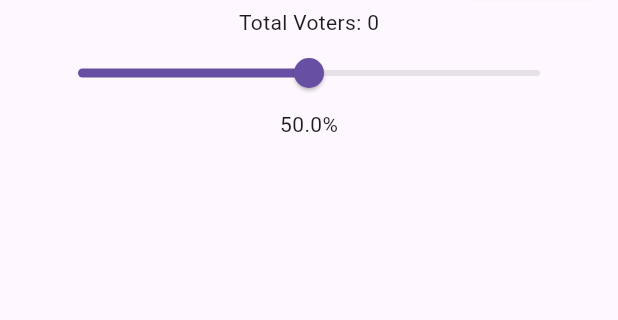
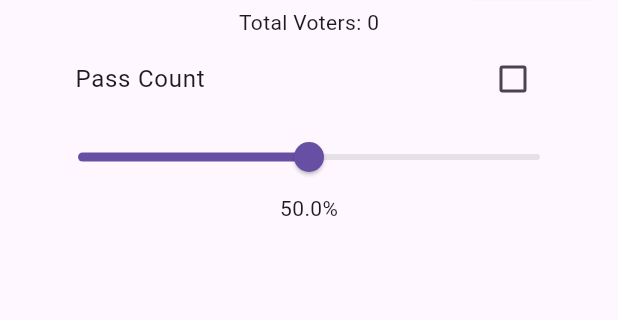
Before and after one commit to fahadyousafxi/Voting_App, a Flutter app: the screen it shows after launch, after a tap on the "settings" icon, on a phone screen of 412 x 824 dp, the part 77-397 px from its top. Run offline on Flutter 3.47's test engine with Material 3 defaults, Android fonts, the light colour scheme and no system bars; our stand-ins replace cloud_firestore, firebase_core, firebase_database, get; accounts and stored records are empty.

Commit message:
pass count and percentage with realtime database

```diff
--- /dev/null
+++ b/lib/controllers/pass_rate_controller.dart
@@ -0,0 +1,35 @@
+import 'dart:developer';
+
+import 'package:circles_yes_no/controllers/user_controller.dart';
+import 'package:firebase_database/firebase_database.dart';
+import 'package:get/get.dart';
+
+class PassRateController {
+  final DatabaseReference databaseReference = FirebaseDatabase.instance.ref();
+  final UserController _userController = Get.put(UserController());
+
+  listenPercentageValue() {
+    databaseReference.child('percentage').onValue.listen((event) {
+      log('Data: ${event.snapshot.value}');
+      if (event.snapshot.value != null) {
+        _userController.sliderPercentage.value = event.snapshot.value as double;
+      }
+    });
+  }
+
+  updatePercentageValue(double percentage) {
+    databaseReference.child('percentage').set(percentage);
+  }
+
+  double customRound(double value) {
+    double decimalPart = value - value.floor();
+
+    if (decimalPart >= 0.1 && decimalPart <= 0.4) {
+      return value.floor() + 0.5;
+    } else if (decimalPart >= 0.6 && decimalPart <= 0.9) {
+      return value.floor() + 1.0;
+    } else {
+      return value.floorToDouble();
+    }
+  }
+}
--- a/lib/controllers/user_controller.dart
+++ b/lib/controllers/user_controller.dart
@@ -8,9 +8,12 @@ class UserController extends GetxController {
   RxDouble totalYesVotes = 0.0.obs;
   RxDouble totalNoVotes = 0.0.obs;
   RxBool votingIn = false.obs;
-  RxDouble sliderPercentage = 50.0.obs;
   RxDouble yesVotesPercentage = 0.0.obs;
   RxDouble noVotesPercentage = 0.0.obs;
+
+  RxDouble sliderPercentage = 50.0.obs;
+  RxDouble passRate = 0.0.obs;
+  RxBool showPassRate = false.obs;
 
   final fireStoreCollection = FirebaseFirestore.instance.collection('voting');
   @override
@@ -60,6 +63,20 @@ class UserController extends GetxController {
       } else {
         votingIn.value = false;
       }
+      passRate.value = customRound(sliderPercentage.value / 100 * total);
+    } else {
+      passRate.value = 0;
+    }
+  }
+
+  double customRound(double value) {
+    double decimalPart = value - value.floor();
+    if (decimalPart >= 0.01 && decimalPart <= 0.49) {
+      return value.floor() + 0.5;
+    } else if (decimalPart >= 0.51 && decimalPart <= 0.99) {
+      return value.floor() + 1.0;
+    } else {
+      return value;
     }
   }
 }
--- a/lib/view/settings_screen.dart
+++ b/lib/view/settings_screen.dart
@@ -1,6 +1,8 @@
 import 'package:circles_yes_no/controllers/user_controller.dart';
 import 'package:flutter/material.dart';
 import 'package:get/get.dart';
+
+import '../controllers/pass_rate_controller.dart';
 
 class SettingsScreen extends StatefulWidget {
   final UserController userController;
@@ -11,6 +13,8 @@ class SettingsScreen extends StatefulWidget {
 }
 
 class _SettingsScreenState extends State<SettingsScreen> {
+  final PassRateController _passRateController = Get.put(PassRateController());
+
   @override
   Widget build(BuildContext context) {
     return Scaffold(
@@ -30,16 +34,39 @@ class _SettingsScreenState extends State<SettingsScreen> {
           () => Column(
             children: [
               Text('Total Voters: ${widget.userController.users.length}'),
+              // Row(
+              //   mainAxisAlignment: MainAxisAlignment.center,
+              //   children: [
+              SizedBox(
+                //       width: 200,
+                child: CheckboxListTile(
+                  contentPadding: const EdgeInsets.symmetric(horizontal: 22),
+                  title: const Text('Pass Count'),
+                  subtitle: widget.userController.showPassRate.value
+                      ? Text(widget.userController.passRate.value.toString())
+                      : null,
+                  value: widget.userController.showPassRate.value,
+                  onChanged: (val) {
+                    widget.userController.showPassRate.value = val ?? true;
+                  },
+                ),
+              ),
+              //   ],
+              // ),
               Slider(
-                  value:
-                      widget.userController.sliderPercentage.value.toDouble(),
-                  min: 0.0,
-                  max: 100.0,
-                  onChanged: (val) {
-                    widget.userController.sliderPercentage.value =
-                        double.parse(val.toStringAsFixed(1));
-                    widget.userController.outOrIn();
-                  }),
+                value: widget.userController.sliderPercentage.value.toDouble(),
+                min: 0.0,
+                max: 100.0,
+                onChanged: (val) {
+                  widget.userController.sliderPercentage.value =
+                      double.parse(val.toStringAsFixed(0));
+                  widget.userController.outOrIn();
+                },
+                onChangeEnd: (val) {
+                  _passRateController.updatePercentageValue(
+                      double.parse(val.toStringAsFixed(0)));
+                },
+              ),
               Text("${widget.userController.sliderPercentage.value}%"),
               SizedBox(
                 child: ListView.builder(
@@ -50,7 +77,7 @@ class _SettingsScreenState extends State<SettingsScreen> {
                         '${widget.userController.users[index].name}: ${widget.userController.users[index].vote}');
                   },
                 ),
-              )
+              ),
             ],
           ),
         ),
--- a/lib/view/vote_screen.dart
+++ b/lib/view/vote_screen.dart
@@ -1,4 +1,7 @@
+import 'dart:developer';
+
 import 'package:circles_yes_no/config/colors.dart';
+import 'package:circles_yes_no/controllers/pass_rate_controller.dart';
 import 'package:circles_yes_no/view/settings_screen.dart';
 import 'package:flutter/material.dart';
 import 'package:get/get.dart';
@@ -14,6 +17,12 @@ class VoteScreen extends StatefulWidget {
 
 class _VoteScreenState extends State<VoteScreen> {
   final UserController _userController = Get.put(UserController());
+  final PassRateController _passRateController = Get.put(PassRateController());
+  @override
+  void initState() {
+    _passRateController.listenPercentageValue();
+    super.initState();
+  }
 
   @override
   Widget build(BuildContext context) {
@@ -42,47 +51,101 @@ class _VoteScreenState extends State<VoteScreen> {
                 ));
           },
           icon: const Icon(Icons.settings)),
-      body: Center(
-        child: SingleChildScrollView(
+      body: SingleChildScrollView(
         child: Obx(
           () => Column(
-              mainAxisAlignment: MainAxisAlignment.center,
+            mainAxisAlignment: MainAxisAlignment.start,
             children: [
-                Text(
+              Row(
+                mainAxisAlignment: MainAxisAlignment.spaceBetween,
+                crossAxisAlignment: CrossAxisAlignment.end,
+                children: [
+                  const SizedBox(width: 44),
+                  SizedBox(
+                    height: 40 + (Get.height / 10),
+                    child: Text(
                       _userController.users.isEmpty
-                      ? 'No Vote Yet'
+                          ? ''
                           : _userController.votingIn.value
                               ? 'IN'
                               : 'OUT',
+                      textAlign: TextAlign.end,
                       style: TextStyle(
                           fontFamily: 'Kamerik',
                           color: _userController.votingIn.value
                               ? AppColors.green
                               : AppColors.red,
-                      fontSize: 110,
+                          fontSize: 30 + (Get.height / 10),
                           fontWeight: FontWeight.bold),
                     ),
-                Row(
+                  ),
+                  Padding(
+                    padding: const EdgeInsets.only(right: 38.0),
+                    child: Center(
+                      child: Text(
+                        _userController.users.isEmpty
+                            ? ''
+                            : _userController.showPassRate.value
+                                ? _userController.passRate.value.toString()
+                                : '',
+                        textAlign: TextAlign.end,
+                        style: TextStyle(
+                            fontFamily: 'Kamerik',
+                            color: _userController.votingIn.value
+                                ? AppColors.green
+                                : AppColors.red,
+                            fontSize: 10 + (Get.height / 15),
+                            fontWeight: FontWeight.bold),
+                      ),
+                    ),
+                  ),
+                ],
+              ),
+              _userController.users.isEmpty
+                  ? Center(
+                      child: Text(
+                        'No Votes Yet',
+                        style: TextStyle(
+                            fontFamily: 'Kamerik',
+                            color: _userController.votingIn.value
+                                ? AppColors.green
+                                : AppColors.red,
+                            fontSize: 10 + (Get.height / 15),
+                            fontWeight: FontWeight.bold),
+                      ),
+                    )
+                  : Row(
                       mainAxisAlignment: MainAxisAlignment.spaceEvenly,
                       children: [
-                    const Spacer(),
-                    _buildVoteCircle(_userController.noVotesPercentage.value,
-                        _userController.totalNoVotes.value, AppColors.red,
+                        SizedBox(
+                          width: 20,
+                          height: Get.height - 200,
+                        ),
+                        Expanded(
+                          child: _buildVoteCircle(
+                              _userController.noVotesPercentage.value,
+                              _userController.totalNoVotes.value,
+                              AppColors.red,
                               noVote: false),
-                    const Spacer(),
-                    const Spacer(),
-                    const Spacer(),
-                    _buildVoteCircle(_userController.yesVotesPercentage.value,
-                        _userController.totalYesVotes.value, AppColors.green,
+                        ),
+                        Expanded(
+                          child: _buildVoteCircle(
+                              _userController.yesVotesPercentage.value,
+                              _userController.totalYesVotes.value,
+                              AppColors.green,
                               noVote: true),
-                    const Spacer(),
-                  ],
                         ),
                         const SizedBox(
-                  height: 1,
+                          width: 20,
                         )
                       ],
                     ),
+              ElevatedButton(
+                  onPressed: () {
+                    log(_userController.customRound(0.53).toString());
+                  },
+                  child: const Text('Test'))
+            ],
           ),
         ),
       ),
@@ -91,9 +154,9 @@ class _VoteScreenState extends State<VoteScreen> {
 
   double getSize(Size size) {
     if (size.height > size.width) {
-      return size.width - 200;
+      return size.width - (130 + (Get.width / 10));
     } else {
-      return size.height - 200;
+      return size.height - (130 + (Get.height / 10));
     }
   }
 
@@ -134,14 +197,19 @@ class _VoteScreenState extends State<VoteScreen> {
       duration: const Duration(milliseconds: 300),
       child: Center(
         child: percentage == 0
-            ? SizedBox()
-            : Text(
-                '${voteCount}',
+            ? const SizedBox(
+                width: 22,
+              )
+            : SizedBox(
+                height: (circleSize / 1.55) - 10,
+                child: Text(
+                  '$voteCount',
                   style: TextStyle(
                       fontFamily: 'Kamerik',
                       color: noVote ? AppColors.red : AppColors.green,
                       fontWeight: FontWeight.bold,
-                    fontSize: (circleSize / 2)),
+                      fontSize: (circleSize / 2) - 10),
+                ),
               ),
       ),
     );
```
Also changed, not shown: 7 other files. Lines whose indentation alone changed are shown as unchanged.
